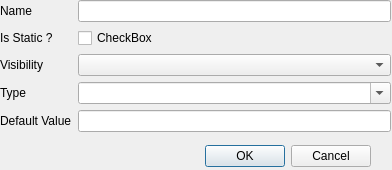
Qt form newvar.ui (AvaN0x/IUT-UMLDesigner) before a commit.
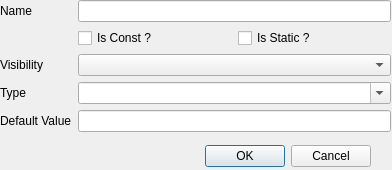
The same form after that commit.

```diff
--- a/newvar.ui
+++ b/newvar.ui
@@ -49,20 +49,34 @@
     <item row="0" column="1">
      <widget class="QLineEdit" name="le_name"/>
     </item>
-    <item row="1" column="0">
-     <widget class="QLabel" name="label_2">
-      <property name="text">
-       <string>Is Static ?</string>
-      </property>
-     </widget>
-    </item>
     <item row="1" column="1">
-     <widget class="QCheckBox" name="cb_static">
+     <layout class="QHBoxLayout" name="horizontalLayout">
+      <item>
+       <widget class="QCheckBox" name="cb_const">
+        <property name="text">
+         <string>Is Const ?</string>
+        </property>
+       </widget>
+      </item>
+      <item>
+       <widget class="QCheckBox" name="cb_static">
+        <property name="text">
+         <string>Is Static ?</string>
+        </property>
+       </widget>
+      </item>
+     </layout>
+    </item>
+    <item row="2" column="0">
+     <widget class="QLabel" name="label_5">
       <property name="text">
-       <string>CheckBox</string>
+       <string>Visibility</string>
       </property>
      </widget>
     </item>
+    <item row="2" column="1">
+     <widget class="QComboBox" name="cbx_visibility"/>
+    </item>
     <item row="3" column="0">
      <widget class="QLabel" name="label_3">
       <property name="text">
@@ -87,16 +101,6 @@
     <item row="4" column="1">
      <widget class="QLineEdit" name="le_value"/>
     </item>
-    <item row="2" column="0">
-     <widget class="QLabel" name="label_5">
-      <property name="text">
-       <string>Visibility</string>
-      </property>
-     </widget>
-    </item>
-    <item row="2" column="1">
-     <widget class="QComboBox" name="cbx_visibility"/>
-    </item>
    </layout>
   </widget>
  </widget>
```
